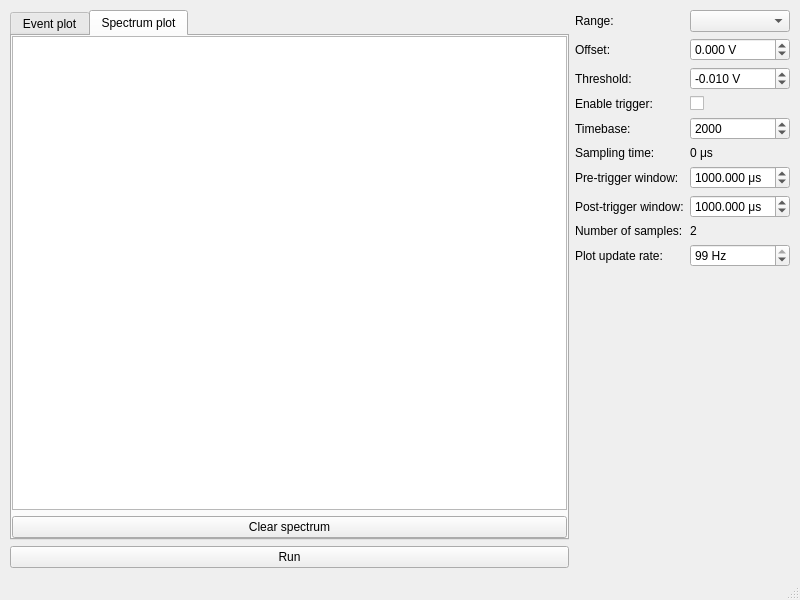
davidfokkema/gamma-spectroscopy, file daq/gamma_spectroscopy_gui.ui: the form before one commit.
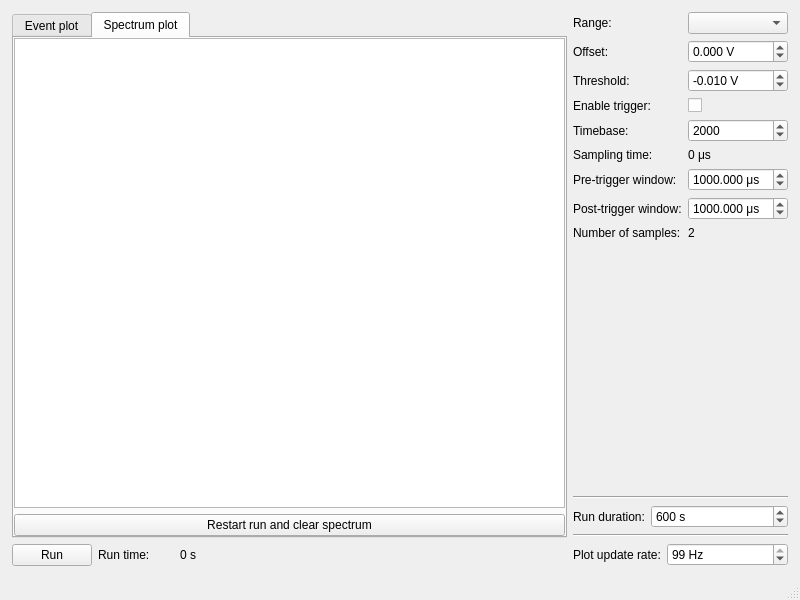
The form after the commit. The open tabs and pages were chosen to show the change. Custom widgets are drawn as their Qt base class.

Commit message: Added a run timer

What changed in the file:
```diff
--- a/daq/gamma_spectroscopy_gui.ui
+++ b/daq/gamma_spectroscopy_gui.ui
@@ -14,18 +14,18 @@
    <string>MainWindow</string>
   </property>
   <widget class="QWidget" name="centralwidget">
-   <layout class="QHBoxLayout" name="horizontalLayout">
+   <layout class="QHBoxLayout" name="horizontalLayout_2">
     <property name="leftMargin">
-     <number>10</number>
+     <number>12</number>
     </property>
     <property name="topMargin">
-     <number>10</number>
+     <number>12</number>
     </property>
     <property name="rightMargin">
-     <number>10</number>
+     <number>12</number>
     </property>
     <property name="bottomMargin">
-     <number>10</number>
+     <number>12</number>
     </property>
     <item>
      <layout class="QVBoxLayout" name="verticalLayout">
@@ -79,7 +79,7 @@
           <item>
            <widget class="QPushButton" name="clear_spectrum_button">
             <property name="text">
-             <string>Clear spectrum</string>
+             <string>Restart run and clear spectrum</string>
             </property>
            </widget>
           </item>
@@ -87,6 +87,8 @@
         </widget>
        </widget>
       </item>
+      <item>
+       <layout class="QHBoxLayout" name="horizontalLayout">
       <item>
        <widget class="QPushButton" name="run_stop_button">
         <property name="text">
@@ -94,8 +96,51 @@
         </property>
        </widget>
       </item>
-     </layout>
-    </item>
+        <item>
+         <widget class="QLabel" name="label_12">
+          <property name="text">
+           <string>Run time:</string>
+          </property>
+         </widget>
+        </item>
+        <item>
+         <widget class="QLabel" name="run_time_label">
+          <property name="minimumSize">
+           <size>
+            <width>40</width>
+            <height>0</height>
+           </size>
+          </property>
+          <property name="text">
+           <string>0 s</string>
+          </property>
+          <property name="alignment">
+           <set>Qt::AlignRight|Qt::AlignTrailing|Qt::AlignVCenter</set>
+          </property>
+          <property name="margin">
+           <number>0</number>
+          </property>
+         </widget>
+        </item>
+        <item>
+         <spacer name="horizontalSpacer">
+          <property name="orientation">
+           <enum>Qt::Horizontal</enum>
+          </property>
+          <property name="sizeHint" stdset="0">
+           <size>
+            <width>40</width>
+            <height>20</height>
+           </size>
+          </property>
+         </spacer>
+        </item>
+       </layout>
+      </item>
+     </layout>
+    </item>
+    <item>
+     <layout class="QVBoxLayout" name="verticalLayout_4" stretch="1,0,0,0,0">
     <item>
      <layout class="QFormLayout" name="formLayout">
       <property name="leftMargin">
@@ -280,14 +325,59 @@
         </property>
        </widget>
       </item>
-      <item row="9" column="0">
+       </layout>
+      </item>
+      <item>
+       <widget class="Line" name="line_2">
+        <property name="orientation">
+         <enum>Qt::Horizontal</enum>
+        </property>
+       </widget>
+      </item>
+      <item>
+       <layout class="QFormLayout" name="formLayout_6">
+        <item row="0" column="0">
+         <widget class="QLabel" name="label_11">
+          <property name="text">
+           <string>Run duration:</string>
+          </property>
+         </widget>
+        </item>
+        <item row="0" column="1">
+         <widget class="QSpinBox" name="run_duration_box">
+          <property name="suffix">
+           <string> s</string>
+          </property>
+          <property name="minimum">
+           <number>1</number>
+          </property>
+          <property name="maximum">
+           <number>1000000</number>
+          </property>
+          <property name="value">
+           <number>600</number>
+          </property>
+         </widget>
+        </item>
+       </layout>
+      </item>
+      <item>
+       <widget class="Line" name="line">
+        <property name="orientation">
+         <enum>Qt::Horizontal</enum>
+        </property>
+       </widget>
+      </item>
+      <item>
+       <layout class="QFormLayout" name="formLayout_2">
+        <item row="0" column="0">
        <widget class="QLabel" name="label_10">
         <property name="text">
          <string>Plot update rate:</string>
         </property>
        </widget>
       </item>
-      <item row="9" column="1">
+        <item row="0" column="1">
        <widget class="QSpinBox" name="plot_limit_box">
         <property name="suffix">
          <string> Hz</string>
@@ -296,6 +386,8 @@
          <number>99</number>
         </property>
        </widget>
+        </item>
+       </layout>
       </item>
      </layout>
     </item>
```
Lines whose indentation alone changed are shown as unchanged. The commit also changes 1 other file.
